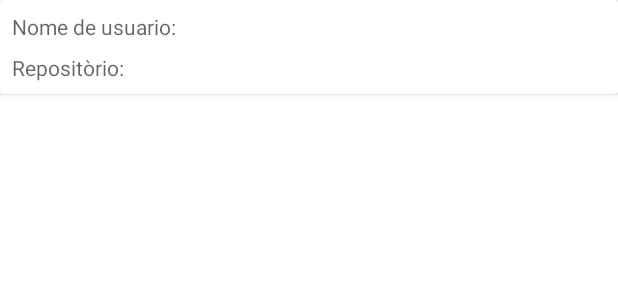
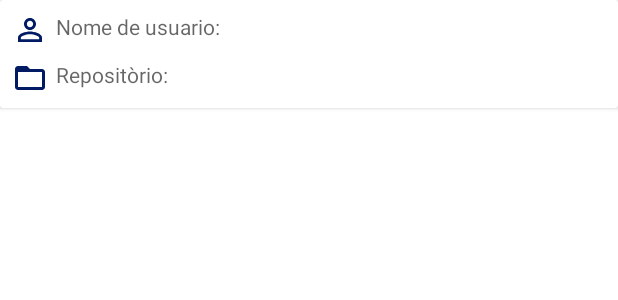
Before and after one commit to matheuspaz123/Repositorios_Github, an Android app: the layout item_repositorio.xml on its own in the app's theme, with its tools: preview values and no code run, on a phone screen of 412 x 824 dp. Shown: the top 300 px of the screen. Run offline under Robolectric (Android 15) with nearby library versions, the phone set to English and light mode, and no system bars.

Commit message:
Layout recyclerview criado

```diff
--- /dev/null
+++ b/app/src/main/res/drawable/ic_repositorio.xml
@@ -0,0 +1,5 @@
+<vector android:height="24dp" android:tint="#001A63"
+    android:viewportHeight="24" android:viewportWidth="24"
+    android:width="24dp" xmlns:android="http://schemas.android.com/apk/res/android">
+    <path android:fillColor="@android:color/white" android:pathData="M20,6h-8l-2,-2L4,4c-1.1,0 -1.99,0.9 -1.99,2L2,18c0,1.1 0.9,2 2,2h16c1.1,0 2,-0.9 2,-2L22,8c0,-1.1 -0.9,-2 -2,-2zM20,18L4,18L4,8h16v10z"/>
+</vector>
--- /dev/null
+++ b/app/src/main/res/drawable/ic_user.xml
@@ -0,0 +1,5 @@
+<vector android:height="24dp" android:tint="#001A63"
+    android:viewportHeight="24" android:viewportWidth="24"
+    android:width="24dp" xmlns:android="http://schemas.android.com/apk/res/android">
+    <path android:fillColor="@android:color/white" android:pathData="M12,5.9c1.16,0 2.1,0.94 2.1,2.1s-0.94,2.1 -2.1,2.1S9.9,9.16 9.9,8s0.94,-2.1 2.1,-2.1m0,9c2.97,0 6.1,1.46 6.1,2.1v1.1L5.9,18.1L5.9,17c0,-0.64 3.13,-2.1 6.1,-2.1M12,4C9.79,4 8,5.79 8,8s1.79,4 4,4 4,-1.79 4,-4 -1.79,-4 -4,-4zM12,13c-2.67,0 -8,1.34 -8,4v3h16v-3c0,-2.66 -5.33,-4 -8,-4z"/>
+</vector>
--- a/app/src/main/res/layout/item_repositorio.xml
+++ b/app/src/main/res/layout/item_repositorio.xml
@@ -14,18 +14,22 @@
             android:id="@+id/recycler_tv_usuario"
             android:layout_width="wrap_content"
             android:layout_height="wrap_content"
+            android:drawablePadding="5dp"
             android:hint="@string/nome_de_usuario"
             app:layout_constraintLeft_toLeftOf="parent"
-            app:layout_constraintTop_toTopOf="parent" />
+            app:layout_constraintTop_toTopOf="parent"
+            app:drawableLeftCompat="@drawable/ic_user" />
 
         <TextView
             android:id="@+id/recycler_tv_repositorio"
             android:layout_width="wrap_content"
             android:layout_height="wrap_content"
             android:layout_marginTop="8dp"
+            android:drawablePadding="5dp"
             android:hint="@string/reposit_rio"
             app:layout_constraintLeft_toLeftOf="parent"
-            app:layout_constraintTop_toBottomOf="@+id/recycler_tv_usuario" />
+            app:layout_constraintTop_toBottomOf="@+id/recycler_tv_usuario"
+            app:drawableLeftCompat="@drawable/ic_repositorio" />
 
 
     </androidx.constraintlayout.widget.ConstraintLayout>
```
